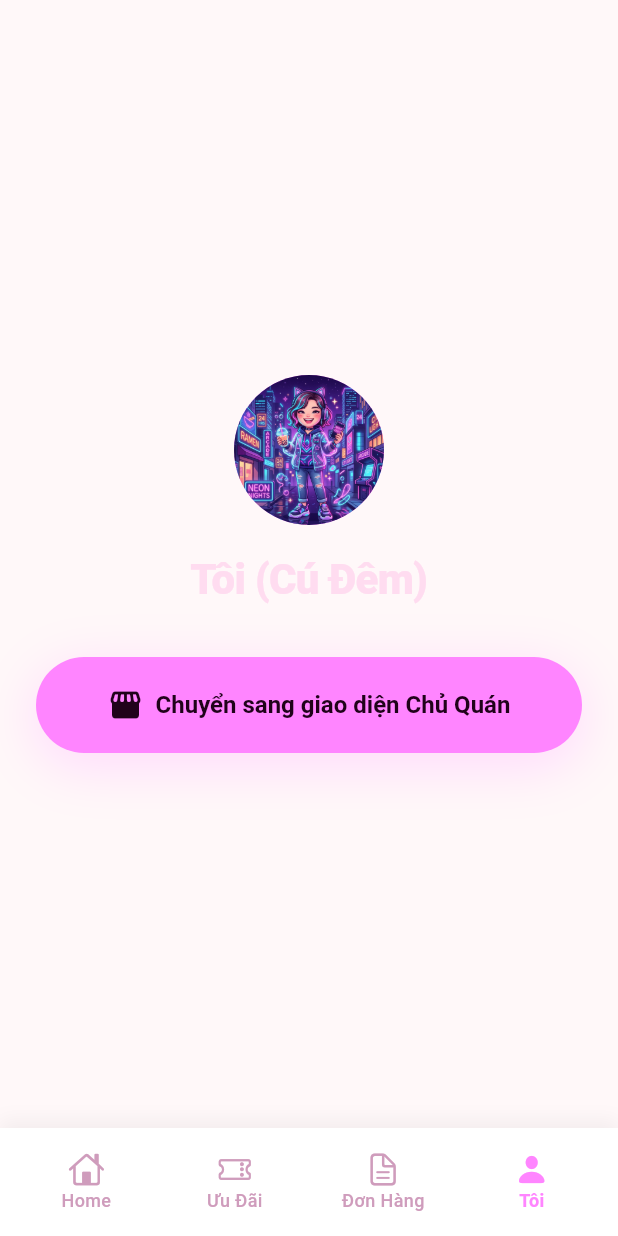
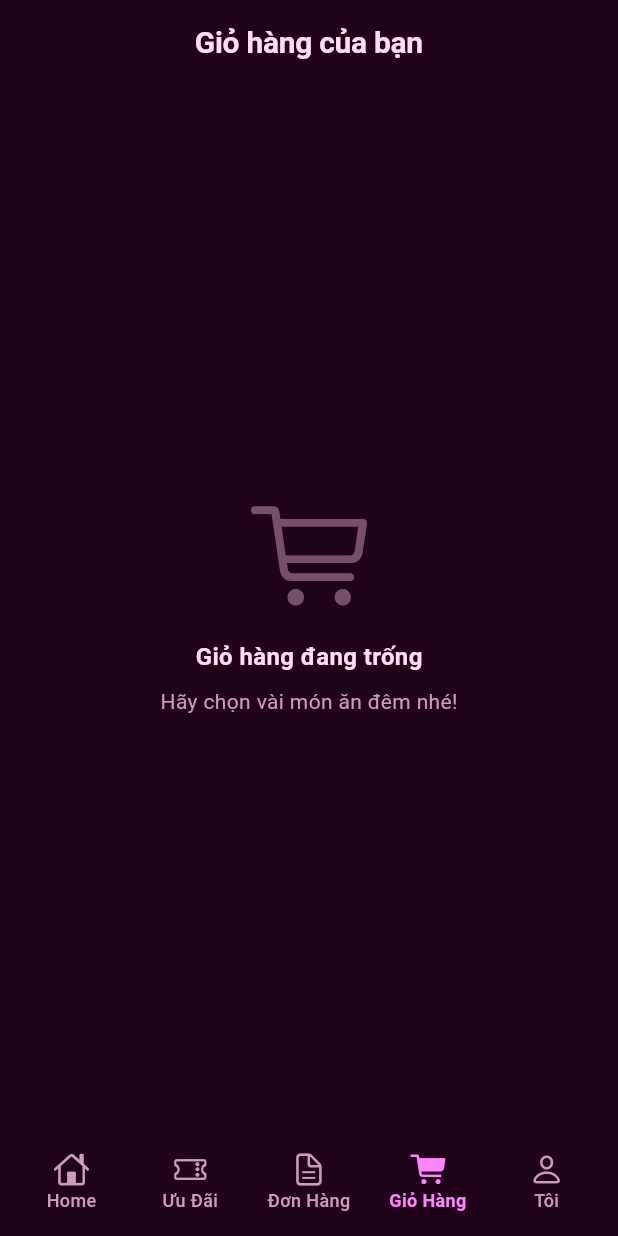
Before and after one commit to doisn2003/xfood, a Flutter app: the screen it shows after launch, item 4 of the bottom bar chosen, on a phone screen of 412 x 824 dp. Run offline on Flutter 3.47's test engine with Material 3 defaults, Android fonts, the phone set to English and light mode, and no system bars; drawn by our look-alikes of flutter_animate; our stand-ins replace equatable, flutter_bloc, go_router; Roboto replaces fonts that are missing (Be Vietnam Pro, Plus Jakarta Sans).

Commit message:
neon mochi

```diff
--- a/lib/core/router/app_router.dart
+++ b/lib/core/router/app_router.dart
@@ -3,14 +3,17 @@ import 'package:go_router/go_router.dart';
 import 'package:xfood/features/main_layout/presentation/main_layout_screen.dart';
 import 'package:xfood/features/offers/presentation/offers_screen.dart';
 import 'package:xfood/features/orders/presentation/orders_screen.dart';
+import 'package:xfood/features/cart/presentation/cart_screen.dart';
 import 'package:xfood/features/profile/presentation/profile_screen.dart';
 import 'package:xfood/features/shop_dashboard/presentation/shop_dashboard_screen.dart';
+import 'package:xfood/features/shop_details/presentation/shop_detail_screen.dart';
 import 'package:xfood/features/user_home/presentation/home_screen.dart';
 
 final GlobalKey<NavigatorState> _rootNavigatorKey = GlobalKey<NavigatorState>(debugLabel: 'root');
 final GlobalKey<NavigatorState> _shellNavigatorHome = GlobalKey<NavigatorState>(debugLabel: 'shellHome');
 final GlobalKey<NavigatorState> _shellNavigatorOffers = GlobalKey<NavigatorState>(debugLabel: 'shellOffers');
 final GlobalKey<NavigatorState> _shellNavigatorOrders = GlobalKey<NavigatorState>(debugLabel: 'shellOrders');
+final GlobalKey<NavigatorState> _shellNavigatorCart = GlobalKey<NavigatorState>(debugLabel: 'shellCart');
 final GlobalKey<NavigatorState> _shellNavigatorProfile = GlobalKey<NavigatorState>(debugLabel: 'shellProfile');
 
 final GoRouter appRouter = GoRouter(
@@ -29,6 +32,16 @@ final GoRouter appRouter = GoRouter(
             GoRoute(
               path: '/home',
               builder: (context, state) => const HomeScreen(),
+              routes: [
+                GoRoute(
+                  path: 'shop_details/:id',
+                  parentNavigatorKey: _rootNavigatorKey,
+                  builder: (context, state) {
+                    final shopId = state.pathParameters['id']!;
+                    return ShopDetailScreen(shopId: shopId);
+                  },
+                ),
+              ],
             ),
           ],
         ),
@@ -52,7 +65,17 @@ final GoRouter appRouter = GoRouter(
             ),
           ],
         ),
-        // Tab 4: Profile
+        // Tab 4: Cart
+        StatefulShellBranch(
+          navigatorKey: _shellNavigatorCart,
+          routes: [
+            GoRoute(
+              path: '/cart',
+              builder: (context, state) => const CartScreen(),
+            ),
+          ],
+        ),
+        // Tab 5: Profile
         StatefulShellBranch(
           navigatorKey: _shellNavigatorProfile,
           routes: [
--- a/lib/core/theme/app_theme.dart
+++ b/lib/core/theme/app_theme.dart
@@ -4,61 +4,8 @@ import 'package:xfood/core/theme/app_typography.dart';
 
 class AppTheme {
   static ThemeData get lightTheme {
-    return ThemeData(
-      brightness: Brightness.light,
-      primaryColor: AppColors.primary,
-      scaffoldBackgroundColor: AppColors.backgroundLight,
-      colorScheme: const ColorScheme.light(
-        primary: AppColors.primary,
-        secondary: AppColors.secondary,
-        tertiary: AppColors.tertiary,
-        surface: AppColors.surfaceLight,
-        error: AppColors.error,
-      ),
-      fontFamily: AppTypography.bodyFontFamily,
-      appBarTheme: const AppBarTheme(
-        backgroundColor: AppColors.surfaceLight,
-        elevation: 0,
-        centerTitle: true,
-        iconTheme: IconThemeData(color: AppColors.textDark),
-        titleTextStyle: AppTypography.h3,
-      ),
-      elevatedButtonTheme: ElevatedButtonThemeData(
-        style: ElevatedButton.styleFrom(
-          backgroundColor: AppColors.primary,
-          foregroundColor: AppColors.textDark,
-          textStyle: AppTypography.button,
-          shape: RoundedRectangleBorder(
-            borderRadius: BorderRadius.circular(9999), // ROUND_FULL
-          ),
-          elevation: 0, // Ambient glows used instead of elevation
-        ),
-      ),
-      cardTheme: CardThemeData(
-        color: AppColors.surfaceLight,
-        elevation: 0,
-        shape: RoundedRectangleBorder(
-          borderRadius: BorderRadius.circular(48), // xl radius
-        ),
-      ),
-      inputDecorationTheme: InputDecorationTheme(
-        filled: true,
-        fillColor: Colors.grey[100],
-        border: OutlineInputBorder(
-          borderRadius: BorderRadius.circular(48),
-          borderSide: BorderSide.none,
-        ),
-        enabledBorder: OutlineInputBorder(
-          borderRadius: BorderRadius.circular(48),
-          borderSide: BorderSide.none,
-        ),
-        focusedBorder: OutlineInputBorder(
-          borderRadius: BorderRadius.circular(48),
-          borderSide: const BorderSide(color: AppColors.primary, width: 2),
-        ),
-        contentPadding: const EdgeInsets.symmetric(horizontal: 24, vertical: 18),
-      ),
-    );
+    // Ép buộc dùng Dark Mode (Neon Mochi) cho cả Light Theme
+    return darkTheme;
   }
 
   static ThemeData get darkTheme {
--- a/lib/data_sources/mock_server/mock_database.dart
+++ b/lib/data_sources/mock_server/mock_database.dart
@@ -21,9 +21,9 @@ class MockDatabase {
 
   // --- MOCK CATEGORIES ---
   final List<CategoryModel> categories = [
-    const CategoryModel(id: 'c_1', name: 'Bún/Phở', iconUrl: 'ramen_dining'),
-    const CategoryModel(id: 'c_2', name: 'Ăn vặt', iconUrl: 'fastfood'),
-    const CategoryModel(id: 'c_3', name: 'Đồ uống', iconUrl: 'local_drink'),
+    const CategoryModel(id: 'c_1', name: 'Bún/Phở', iconUrl: '🍜'),
+    const CategoryModel(id: 'c_2', name: 'Ăn vặt', iconUrl: '🍟'),
+    const CategoryModel(id: 'c_3', name: 'Đồ uống', iconUrl: '🧋'),
   ];
 
   // --- MOCK SHOPS ---
--- /dev/null
+++ b/lib/features/cart/presentation/bloc/cart_state.dart
@@ -0,0 +1,40 @@
+part of 'cart_cubit.dart';
+
+class CartState extends Equatable {
+  final List<CartItem> items;
+  final VoucherModel? selectedVoucher;
+  final bool quietDelivery;
+
+  const CartState({
+    this.items = const [],
+    this.selectedVoucher,
+    this.quietDelivery = false,
+  });
+
+  int get subtotal {
+    return items.fold(0, (total, item) => total + (item.product.price * item.quantity));
+  }
+
+  int get total {
+    int currentTotal = subtotal;
+    if (selectedVoucher != null && currentTotal > 0) {
+      currentTotal -= selectedVoucher!.discountAmount;
+    }
+    return currentTotal > 0 ? currentTotal : 0;
+  }
+
+  CartState copyWith({
+    List<CartItem>? items,
+    VoucherModel? selectedVoucher,
+    bool? quietDelivery,
+  }) {
+    return CartState(
+      items: items ?? this.items,
+      selectedVoucher: selectedVoucher ?? this.selectedVoucher,
+      quietDelivery: quietDelivery ?? this.quietDelivery,
+    );
+  }
+
+  @override
+  List<Object?> get props => [items, selectedVoucher, quietDelivery];
+}
--- /dev/null
+++ b/lib/features/cart/presentation/cart_screen.dart
@@ -0,0 +1,279 @@
+import 'package:flutter/cupertino.dart';
+import 'package:flutter/material.dart';
+import 'package:flutter_bloc/flutter_bloc.dart';
+import 'package:xfood/core/theme/app_colors.dart';
+import 'package:xfood/core/theme/app_typography.dart';
+import 'package:xfood/core/widgets/primary_button.dart';
+import 'package:xfood/features/cart/presentation/bloc/cart_cubit.dart';
+
+class CartScreen extends StatelessWidget {
+  const CartScreen({super.key});
+
+  @override
+  Widget build(BuildContext context) {
+    return Scaffold(
+      appBar: AppBar(
+        title: const Text('Giỏ hàng của bạn'),
+      ),
+      body: BlocBuilder<CartCubit, CartState>(
+        builder: (context, state) {
+          if (state.items.isEmpty) {
+            return Center(
+              child: Column(
+                mainAxisAlignment: MainAxisAlignment.center,
+                children: [
+                  Icon(CupertinoIcons.cart, size: 80, color: AppColors.textSecondary.withValues(alpha: 0.5)),
+                  const SizedBox(height: 16),
+                  const Text('Giỏ hàng đang trống', style: AppTypography.subtitle),
+                  const SizedBox(height: 8),
+                  Text('Hãy chọn vài món ăn đêm nhé!', style: AppTypography.bodySecondary),
+                ],
+              ),
+            );
+          }
+
+          return CustomScrollView(
+            slivers: [
+              // 1. Danh sách món ăn
+              SliverPadding(
+                padding: const EdgeInsets.symmetric(horizontal: 24, vertical: 16),
+                sliver: SliverList(
+                  delegate: SliverChildBuilderDelegate(
+                    (context, index) {
+                      final item = state.items[index];
+                      return Container(
+                        margin: const EdgeInsets.only(bottom: 16),
+                        padding: const EdgeInsets.all(16),
+                        decoration: BoxDecoration(
+                          color: AppColors.surfaceContainerLow,
+                          borderRadius: BorderRadius.circular(32), // xl radius
+                        ),
+                        child: Row(
+                          children: [
+                            ClipRRect(
+                              borderRadius: BorderRadius.circular(24),
+                              child: Image.asset(
+                                item.product.imageUrl,
+                                width: 80,
+                                height: 80,
+                                fit: BoxFit.cover,
+                                errorBuilder: (_, __, ___) => Container(
+                                  width: 80,
+                                  height: 80,
+                                  color: AppColors.surfaceContainerHighest,
+                                  child: const Icon(Icons.fastfood, color: AppColors.textSecondary),
+                                ),
+                              ),
+                            ),
+                            const SizedBox(width: 16),
+                            Expanded(
+                              child: Column(
+                                crossAxisAlignment: CrossAxisAlignment.start,
+                                children: [
+                                  Text(item.product.name, style: AppTypography.subtitle, maxLines: 2, overflow: TextOverflow.ellipsis),
+                                  const SizedBox(height: 4),
+                                  Text('${item.product.price}đ', style: AppTypography.body.copyWith(color: AppColors.tertiary)),
+                                  const SizedBox(height: 8),
+                                  Row(
+                                    children: [
+                                      GestureDetector(
+                                        onTap: () => context.read<CartCubit>().removeProduct(item.product.id),
+                                        child: Container(
+                                          padding: const EdgeInsets.all(4),
+                                          decoration: const BoxDecoration(
+                                            color: AppColors.surfaceContainerHigh,
+                                            shape: BoxShape.circle,
+                                          ),
+                                          child: const Icon(CupertinoIcons.minus, size: 16),
+                                        ),
+                                      ),
+                                      const SizedBox(width: 12),
+                                      Text('${item.quantity}', style: AppTypography.subtitle),
+                                      const SizedBox(width: 12),
+                                      GestureDetector(
+                                        onTap: () => context.read<CartCubit>().addProduct(item.product),
+                                        child: Container(
+                                          padding: const EdgeInsets.all(4),
+                                          decoration: const BoxDecoration(
+                                            color: AppColors.surfaceContainerHigh,
+                                            shape: BoxShape.circle,
+                                          ),
+                                          child: const Icon(CupertinoIcons.add, size: 16),
+                                        ),
+                                      ),
+                                    ],
+                                  ),
+                                ],
+                              ),
+                            ),
+                          ],
+                        ),
+                      );
+                    },
+                    childCount: state.items.length,
+                  ),
+                ),
+              ),
+
+              // 2. Voucher & "Đi nhẹ nói khẽ"
+              SliverToBoxAdapter(
+                child: Padding(
+                  padding: const EdgeInsets.symmetric(horizontal: 24),
+                  child: Column(
+                    children: [
+                      // Voucher Box
+                      Container(
+                        padding: const EdgeInsets.symmetric(horizontal: 24, vertical: 20),
+                        decoration: BoxDecoration(
+                          color: AppColors.primary.withValues(alpha: 0.1),
+                          borderRadius: BorderRadius.circular(999),
+                          border: Border.all(color: AppColors.primary.withValues(alpha: 0.3)),
+                        ),
+                        child: Row(
+                          mainAxisAlignment: MainAxisAlignment.spaceBetween,
+                          children: [
+                            Row(
+                              children: [
+                                const Icon(CupertinoIcons.ticket, color: AppColors.primary),
+                                const SizedBox(width: 12),
+                                Text('Chọn mã giảm giá', style: AppTypography.subtitle.copyWith(color: AppColors.primary)),
+                              ],
+                            ),
+                            const Icon(CupertinoIcons.chevron_forward, color: AppColors.primary, size: 20),
+                          ],
+                        ),
+                      ),
+                      const SizedBox(height: 16),
+                      // Đi nhẹ nói khẽ Toggle
+                      Container(
+                        padding: const EdgeInsets.all(24),
+                        decoration: BoxDecoration(
+                          color: AppColors.surfaceContainerLow,
+                          borderRadius: BorderRadius.circular(32),
+                        ),
+                        child: Row(
+                          mainAxisAlignment: MainAxisAlignment.spaceBetween,
+                          children: [
+                            Column(
+                              crossAxisAlignment: CrossAxisAlignment.start,
+                              children: [
+                                Row(
+                                  children: [
+                                    const Icon(CupertinoIcons.moon_stars_fill, color: AppColors.tertiary, size: 20),
+                                    const SizedBox(width: 8),
+                                    const Text('Đi nhẹ, nói khẽ', style: AppTypography.subtitle),
+                                  ],
+                                ),
+                                const SizedBox(height: 4),
+                                Text(
+                                  'Tài xế sẽ không gọi điện hay bấm chuông',
+                                  style: AppTypography.caption,
+                                ),
+                              ],
+                            ),
+                            CupertinoSwitch(
+                              value: state.quietDelivery,
+                              activeColor: AppColors.tertiary,
+                              onChanged: (value) {
+                                context.read<CartCubit>().toggleQuietDelivery(value);
+                              },
+                            ),
+                          ],
+                        ),
+                      ),
+                    ],
+                  ),
+                ),
+              ),
+
+              // 3. Bill Summary
+              SliverToBoxAdapter(
+                child: Padding(
+                  padding: const EdgeInsets.all(24),
+                  child: Column(
+                    children: [
+                      Row(
+                        mainAxisAlignment: MainAxisAlignment.spaceBetween,
+                        children: [
+                          Text('Tạm tính', style: AppTypography.bodySecondary),
+                          Text('${state.subtotal}đ', style: AppTypography.body),
+                        ],
+                      ),
+                      const SizedBox(height: 8),
+                      Row(
+                        mainAxisAlignment: MainAxisAlignment.spaceBetween,
+                        children: [
+                          Text('Phí giao hàng', style: AppTypography.bodySecondary),
+                          const Text('15000đ', style: AppTypography.body),
+                        ],
+                      ),
+                      const Padding(
+                        padding: EdgeInsets.symmetric(vertical: 16),
+                        child: Divider(color: AppColors.surfaceContainerHighest),
+                      ),
+                      Row(
+                        mainAxisAlignment: MainAxisAlignment.spaceBetween,
+                        children: [
+                          const Text('Tổng cộng', style: AppTypography.h3),
+                          Text('${state.total + 15000}đ', style: AppTypography.h2.copyWith(color: AppColors.primary)),
+                        ],
+                      ),
+                    ],
+                  ),
+                ),
+              ),
+              const SliverToBoxAdapter(child: SizedBox(height: 100)),
+            ],
+          );
+        },
+      ),
+      bottomSheet: BlocBuilder<CartCubit, CartState>(
+        builder: (context, state) {
+          if (state.items.isEmpty) return const SizedBox.shrink();
+          return Container(
+            padding: const EdgeInsets.fromLTRB(24, 16, 24, 32),
+            decoration: BoxDecoration(
+              color: AppColors.surfaceDark,
+              boxShadow: [
+                BoxShadow(
+                  color: Colors.black.withValues(alpha: 0.2),
+                  blurRadius: 20,
+                  offset: const Offset(0, -10),
+                )
+              ],
+            ),
+            child: PrimaryButton(
+              text: 'Đặt món ngay',
+              icon: CupertinoIcons.rocket_fill,
+              onPressed: () {
+                // Checkout Logic -> Show success dialog
+                showDialog(
+                  context: context,
+                  builder: (context) => AlertDialog(
+                    backgroundColor: AppColors.surfaceContainerLow,
+                    shape: RoundedRectangleBorder(borderRadius: BorderRadius.circular(40)),
+                    title: const Center(child: Icon(CupertinoIcons.check_mark_circled_solid, color: AppColors.tertiary, size: 64)),
+                    content: const Text(
+                      'Đặt món thành công!\nCú đêm chuẩn bị nạp năng lượng nhé.',
+                      textAlign: TextAlign.center,
+                      style: AppTypography.subtitle,
+                    ),
+                    actions: [
+                      PrimaryButton(
+                        text: 'Về trang chủ',
+                        onPressed: () {
+                          Navigator.pop(context); // close dialog
+                          // Need to clear cart? Left out for brevity
+                        },
+                      )
+                    ],
+                  ),
+                );
+              },
+            ),
+          );
+        },
+      ),
+    );
+  }
+}
--- a/lib/features/main_layout/presentation/main_layout_screen.dart
+++ b/lib/features/main_layout/presentation/main_layout_screen.dart
@@ -67,6 +67,11 @@ class MainLayoutScreen extends StatelessWidget {
                   label: 'Đơn Hàng',
                 ),
                 BottomNavigationBarItem(
+                  icon: Icon(CupertinoIcons.cart),
+                  activeIcon: Icon(CupertinoIcons.cart_fill),
+                  label: 'Giỏ Hàng',
+                ),
+                BottomNavigationBarItem(
                   icon: Icon(CupertinoIcons.person),
                   activeIcon: Icon(CupertinoIcons.person_solid),
                   label: 'Tôi',
--- /dev/null
+++ b/lib/features/shared/repositories/category_repository.dart
@@ -0,0 +1,10 @@
+import 'package:xfood/data_sources/env.dart';
+import 'package:xfood/data_sources/mock_server/mock_database.dart';
+import 'package:xfood/features/shared/models/category_model.dart';
+
+class CategoryRepository {
+  Future<List<CategoryModel>> getCategories() async {
+    await Future.delayed(const Duration(milliseconds: Env.mockDelayMs));
+    return MockDatabase.instance.categories;
+  }
+}
--- /dev/null
+++ b/lib/features/shared/repositories/product_repository.dart
@@ -0,0 +1,10 @@
+import 'package:xfood/data_sources/env.dart';
+import 'package:xfood/data_sources/mock_server/mock_database.dart';
+import 'package:xfood/features/shared/models/product_model.dart';
+
+class ProductRepository {
+  Future<List<ProductModel>> getProductsByShopId(String shopId) async {
+    await Future.delayed(const Duration(milliseconds: Env.mockDelayMs));
+    return MockDatabase.instance.products.where((p) => p.shopId == shopId).toList();
+  }
+}
--- a/lib/main.dart
+++ b/lib/main.dart
@@ -1,6 +1,14 @@
 import 'package:flutter/material.dart';
+import 'package:flutter_bloc/flutter_bloc.dart';
 import 'package:xfood/core/router/app_router.dart';
 import 'package:xfood/core/theme/app_theme.dart';
+import 'package:xfood/features/shared/repositories/category_repository.dart';
+import 'package:xfood/features/shared/repositories/product_repository.dart';
+import 'package:xfood/features/shared/repositories/shop_repository.dart';
+import 'package:xfood/features/shared/repositories/user_repository.dart';
+import 'package:xfood/features/cart/presentation/bloc/cart_cubit.dart';
+import 'package:xfood/features/shop_details/presentation/bloc/shop_detail_cubit.dart';
+import 'package:xfood/features/user_home/presentation/bloc/home_cubit.dart';
 
 void main() {
   runApp(const XfoodApp());
@@ -11,12 +19,41 @@ class XfoodApp extends StatelessWidget {
 
   @override
   Widget build(BuildContext context) {
-    return MaterialApp.router(
-      title: 'Xfood',
-      theme: AppTheme.lightTheme,
-      darkTheme: AppTheme.darkTheme,
-      themeMode: ThemeMode.system, // Hoặc ThemeMode.light
-      routerConfig: appRouter,
+    return MultiRepositoryProvider(
+      providers: [
+        RepositoryProvider(create: (_) => UserRepository()),
+        RepositoryProvider(create: (_) => CategoryRepository()),
+        RepositoryProvider(create: (_) => ShopRepository()),
+        RepositoryProvider(create: (_) => ProductRepository()),
+      ],
+      child: MultiBlocProvider(
+        providers: [
+          BlocProvider(
+            create: (context) => HomeCubit(
+              userRepository: context.read<UserRepository>(),
+              categoryRepository: context.read<CategoryRepository>(),
+              shopRepository: context.read<ShopRepository>(),
+            )..loadHomeData(),
+          ),
+          BlocProvider(
+            create: (context) => CartCubit(),
+          ),
+          BlocProvider(
+            create: (context) => ShopDetailCubit(
+              shopRepository: context.read<ShopRepository>(),
+              productRepository: context.read<ProductRepository>(),
+            ),
+          ),
+        ],
+        child: MaterialApp.router(
+          title: 'Xfood',
+          debugShowCheckedModeBanner: false,
+          theme: AppTheme.lightTheme,
+          darkTheme: AppTheme.darkTheme,
+          themeMode: ThemeMode.dark, // Ép buộc dùng Dark Mode cho theme Neon Mochi
+          routerConfig: appRouter,
+        ),
+      ),
     );
   }
 }
```
Also changed, not shown: lib/features/cart/presentation/bloc/cart_cubit.dart (added, +61 -0 lines), 1 other file.
